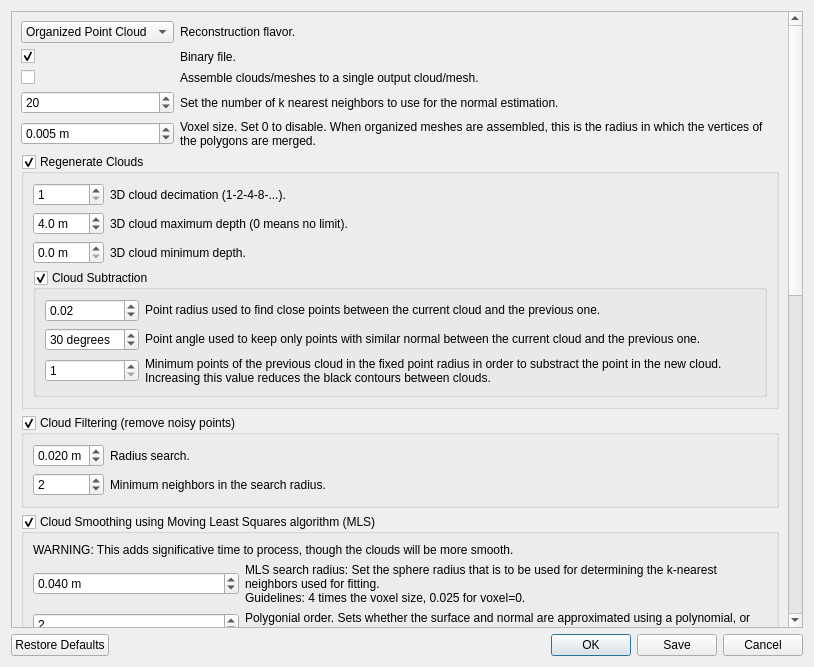
introlab/rtabmap, file guilib/src/ui/exportCloudsDialog.ui: the form before one commit.
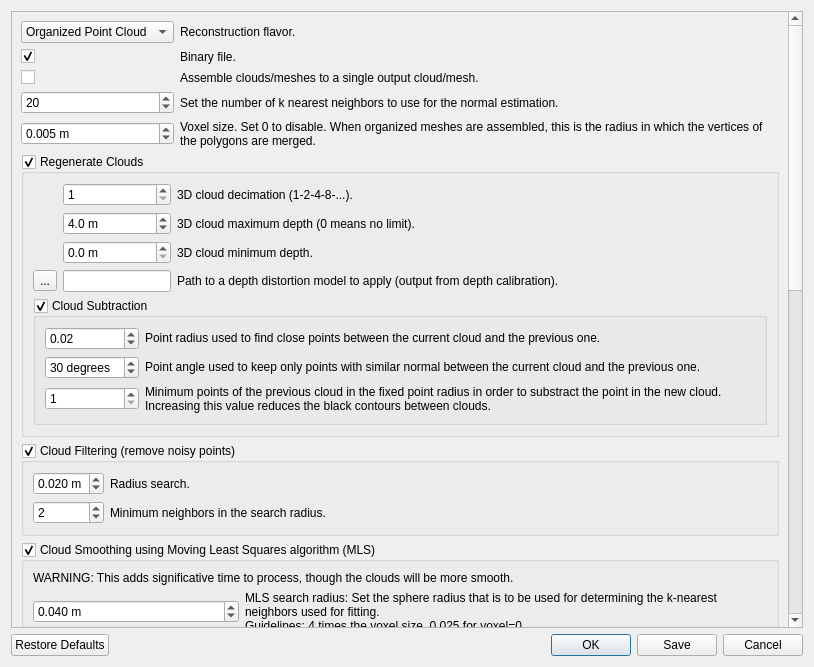
The form after the commit.

Commit message: Integration of CLAMS depth calibration #114

Diff of the .ui file:
```diff
--- a/guilib/src/ui/exportCloudsDialog.ui
+++ b/guilib/src/ui/exportCloudsDialog.ui
@@ -25,7 +25,7 @@
         <x>0</x>
         <y>0</y>
         <width>773</width>
-        <height>1648</height>
+        <height>1689</height>
        </rect>
       </property>
       <layout class="QVBoxLayout" name="verticalLayout_13">
@@ -150,8 +150,37 @@
          </property>
          <layout class="QVBoxLayout" name="verticalLayout_14">
           <item>
-           <layout class="QGridLayout" name="gridLayout" columnstretch="0,1">
-            <item row="0" column="0">
+           <layout class="QGridLayout" name="gridLayout" columnstretch="0,0,1">
+            <item row="1" column="1">
+             <widget class="QDoubleSpinBox" name="doubleSpinBox_maxDepth">
+              <property name="suffix">
+               <string> m</string>
+              </property>
+              <property name="decimals">
+               <number>1</number>
+              </property>
+              <property name="maximum">
+               <double>100.000000000000000</double>
+              </property>
+              <property name="singleStep">
+               <double>0.100000000000000</double>
+              </property>
+              <property name="value">
+               <double>4.000000000000000</double>
+              </property>
+             </widget>
+            </item>
+            <item row="0" column="2">
+             <widget class="QLabel" name="label_108">
+              <property name="text">
+               <string>3D cloud decimation (1-2-4-8-...).</string>
+              </property>
+              <property name="wordWrap">
+               <bool>true</bool>
+              </property>
+             </widget>
+            </item>
+            <item row="0" column="1">
              <widget class="QSpinBox" name="spinBox_decimation">
               <property name="minimum">
                <number>1</number>
@@ -164,36 +193,17 @@
               </property>
              </widget>
             </item>
-            <item row="0" column="1">
-             <widget class="QLabel" name="label_108">
+            <item row="3" column="2">
+             <widget class="QLabel" name="label_134">
               <property name="text">
-               <string>3D cloud decimation (1-2-4-8-...).</string>
+               <string>Path to a depth distortion model to apply (output from depth calibration).</string>
               </property>
               <property name="wordWrap">
                <bool>true</bool>
               </property>
              </widget>
             </item>
-            <item row="1" column="0">
-             <widget class="QDoubleSpinBox" name="doubleSpinBox_maxDepth">
-              <property name="suffix">
-               <string> m</string>
-              </property>
-              <property name="decimals">
-               <number>1</number>
-              </property>
-              <property name="maximum">
-               <double>100.000000000000000</double>
-              </property>
-              <property name="singleStep">
-               <double>0.100000000000000</double>
-              </property>
-              <property name="value">
-               <double>4.000000000000000</double>
-              </property>
-             </widget>
-            </item>
-            <item row="1" column="1">
+            <item row="1" column="2">
              <widget class="QLabel" name="label_132">
               <property name="text">
                <string>3D cloud maximum depth (0 means no limit).</string>
@@ -203,7 +213,7 @@
               </property>
              </widget>
             </item>
-            <item row="2" column="1">
+            <item row="2" column="2">
              <widget class="QLabel" name="label_133">
               <property name="text">
                <string>3D cloud minimum depth.</string>
@@ -213,7 +223,7 @@
               </property>
              </widget>
             </item>
-            <item row="2" column="0">
+            <item row="2" column="1">
              <widget class="QDoubleSpinBox" name="doubleSpinBox_minDepth">
               <property name="suffix">
                <string> m</string>
@@ -232,6 +242,16 @@
               </property>
              </widget>
             </item>
+            <item row="3" column="1">
+             <widget class="QLineEdit" name="lineEdit_distortionModel"/>
+            </item>
+            <item row="3" column="0">
+             <widget class="QToolButton" name="toolButton_distortionModel">
+              <property name="text">
+               <string>...</string>
+              </property>
+             </widget>
+            </item>
            </layout>
           </item>
           <item>
```
The commit also changes 28 other files.
